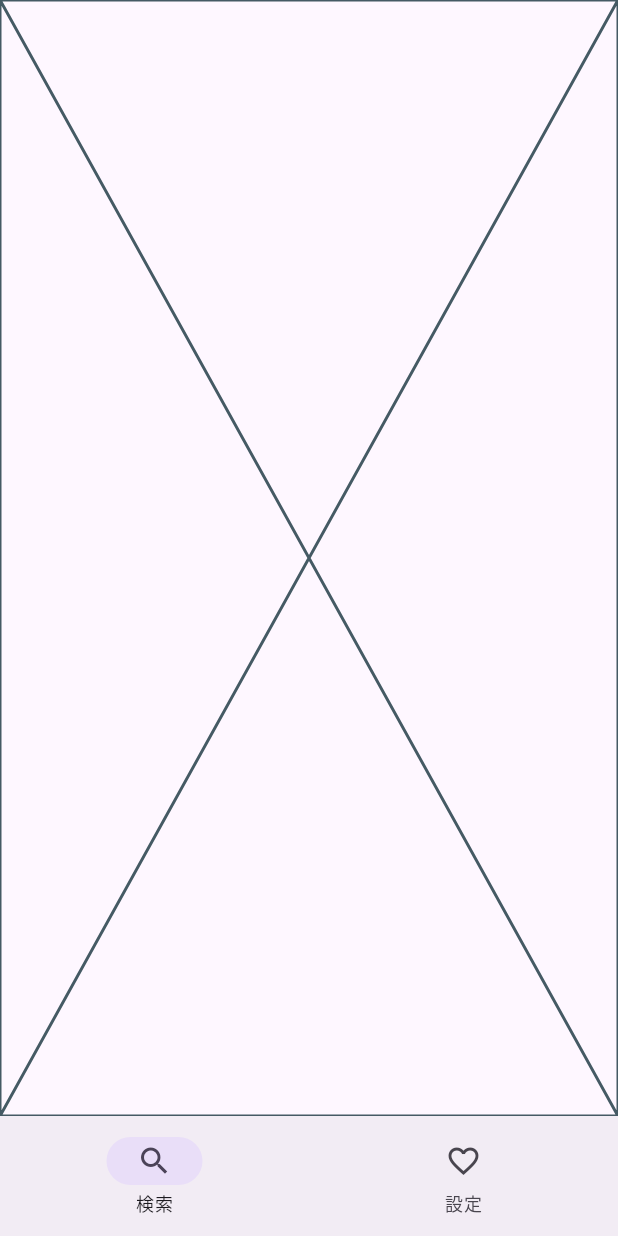
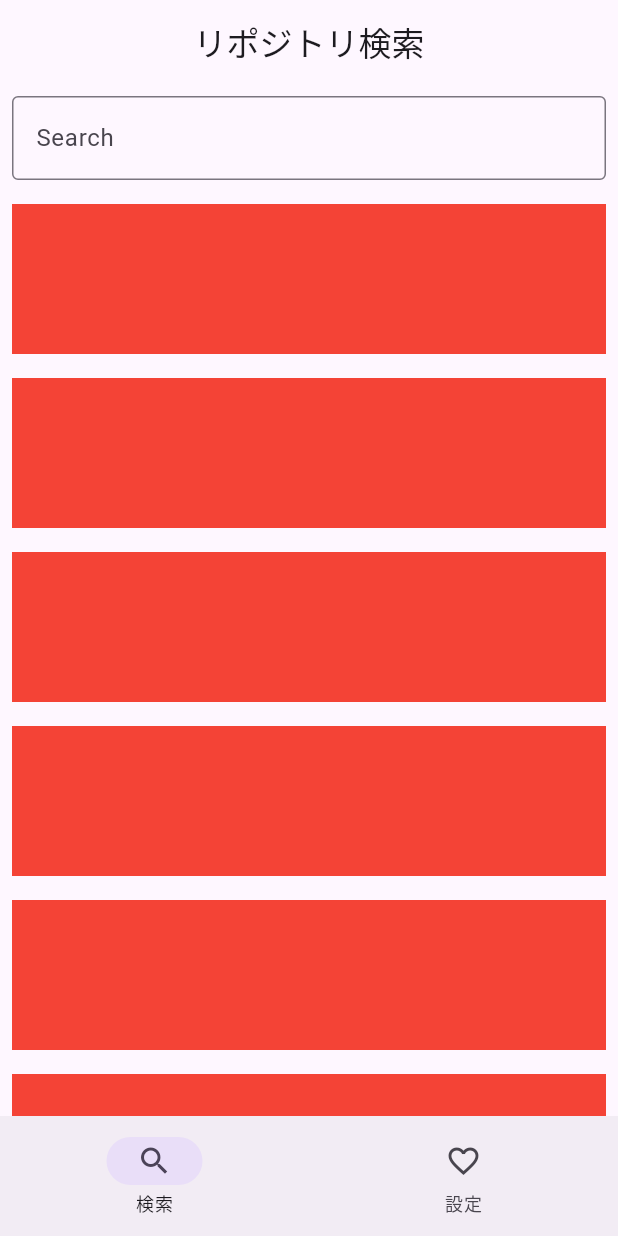
Before and after one commit to paigupai/github_-search, a Flutter app: the screen it shows after launch, on a phone screen of 412 x 824 dp. Run offline on Flutter 3.47's test engine with Material 3 defaults, Android fonts, the phone set to English and light mode, and no system bars; our stand-ins replace flutter_riverpod, go_router, logger, riverpod_annotation; generated files the repository leaves out were written again.

Commit message:
検索画面UI作成

```diff
--- /dev/null
+++ b/lib/features/search/data/repo_repository.dart
@@ -0,0 +1,9 @@
+class RepoRepository {
+  final RepoDataSource _dataSource;
+
+  RepoRepository(this._dataSource);
+
+  Future<List<Repo>> search(String query) async {
+    return _dataSource.search(query);
+  }
+}
--- /dev/null
+++ b/lib/features/search/presentation/repo_search_bar.dart
@@ -0,0 +1,21 @@
+import 'package:flutter/material.dart';
+
+///
+/// リポジトリ検索バー
+///
+class RepoSearchBar extends StatelessWidget {
+  const RepoSearchBar({super.key});
+
+  @override
+  Widget build(BuildContext context) {
+    return Container(
+      padding: const EdgeInsets.all(8),
+      child: const TextField(
+        decoration: InputDecoration(
+          border: OutlineInputBorder(),
+          labelText: 'Search',
+        ),
+      ),
+    );
+  }
+}
--- /dev/null
+++ b/lib/features/search/presentation/search_page.dart
@@ -0,0 +1,50 @@
+import 'package:flutter/material.dart';
+import 'package:flutter_riverpod/flutter_riverpod.dart';
+import 'package:github_search/features/search/presentation/repo_search_bar.dart';
+import 'package:github_search/features/search/presentation/search_query_notifier.dart';
+import 'package:github_search/utils/logger.dart';
+
+///
+/// 検索page
+///
+class SearchPage extends ConsumerWidget {
+  const SearchPage({super.key});
+
+  static const pageSize = 30;
+
+  @override
+  Widget build(BuildContext context, WidgetRef ref) {
+    final query = ref.watch(searchQueryNotifierProvider);
+
+    return Scaffold(
+      appBar: AppBar(
+        title: const Center(child: Text('リポジトリ検索')),
+      ),
+      body: Column(
+        children: [
+          const RepoSearchBar(),
+          Expanded(
+            child: RefreshIndicator(
+              onRefresh: () async {
+                logger.i('SearchPage onRefresh');
+              },
+              child: ListView.builder(
+                  key: ValueKey(query),
+                  itemCount: 10,
+                  itemBuilder: (context, index) {
+                    return Padding(
+                      padding: const EdgeInsets.all(8.0),
+                      child: Container(
+                        height: 100,
+                        width: 100,
+                        color: Colors.red,
+                      ),
+                    );
+                  }),
+            ),
+          ),
+        ],
+      ),
+    );
+  }
+}
--- a/lib/ui/search/presentation/search_page.dart
+++ /dev/null
@@ -1,13 +0,0 @@
-import 'package:flutter/material.dart';
-
-///
-/// 検索page
-///
-class SearchPage extends StatelessWidget {
-  const SearchPage({super.key});
-
-  @override
-  Widget build(BuildContext context) {
-    return const Placeholder();
-  }
-}
--- /dev/null
+++ b/lib/utils/logger.dart
@@ -0,0 +1,4 @@
+import 'package:logger/logger.dart';
+
+// ロガー
+final logger = Logger();
--- a/pubspec.yaml
+++ b/pubspec.yaml
@@ -42,6 +42,9 @@ dependencies:
   riverpod_annotation: ^2.3.5
   freezed_annotation: ^2.4.1
   json_annotation: ^4.9.0
+  # logger
+  logger: ^2.3.0
+  dio: ^5.4.3+1
 
 dev_dependencies:
   flutter_test:
```
Also changed, not shown: lib/features/search/presentation/search_query_notifier.dart (added, +28 -0 lines), lib/routing/app_router.dart (+5 -7 lines), lib/features/search/presentation/search_query_notifier.g.dart (added), lib/features/search_details/presentation/search_details_page.dart (renamed from lib/ui/search_details/presentation/search_details_page.dart), lib/features/settings/presentation/settings_page.dart (renamed from lib/ui/settings/presentation/settings_page.dart), pubspec.lock.
